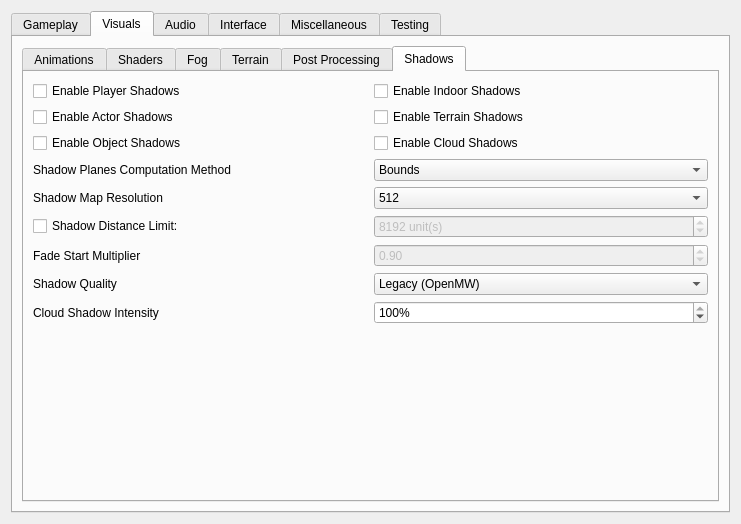
Above: apps/launcher/ui/settingspage.ui from Artificial-Sweetener/OpenMWSE before the change. Below: the same form after it.
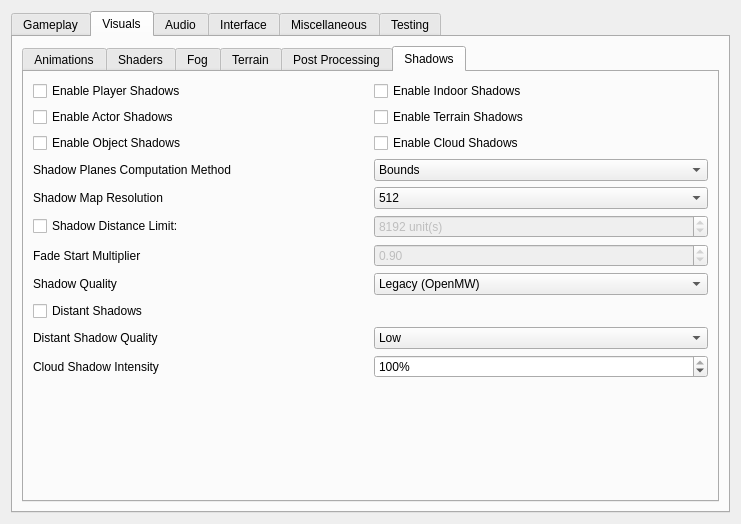
That is the form after the change. The open tabs and pages were chosen to show the change.

Commit message:
feat(rendering): modernize shadows and add distant coverage
Add stable filtered cascades, improved cloud-shadow response, and progressive distant shadow maps. Expose compatible launcher and in-game quality controls, preserve Legacy rendering, and extend diagnostic and automated coverage.

Diff of the .ui file:
```diff
--- a/apps/launcher/ui/settingspage.ui
+++ b/apps/launcher/ui/settingspage.ui
@@ -1015,6 +1015,34 @@
                 </widget>
                </item>
                <item row="10" column="0">
+                <widget class="QCheckBox" name="distantShadowsCheckBox">
+                 <property name="toolTip">
+                  <string>Extend outdoor geometry shadows beyond the detailed range to the visible horizon. Available for filtered OpenMWSE shadow qualities.</string>
+                 </property>
+                 <property name="text">
+                  <string>Distant Shadows</string>
+                 </property>
+                </widget>
+               </item>
+               <item row="11" column="0">
+                <widget class="QLabel" name="distantShadowQualityLabel">
+                 <property name="toolTip">
+                  <string>Controls how quickly distant cascades expand, reduce resolution, and discard insignificant casters.</string>
+                 </property>
+                 <property name="text">
+                  <string>Distant Shadow Quality</string>
+                 </property>
+                </widget>
+               </item>
+               <item row="11" column="1">
+                <widget class="QComboBox" name="distantShadowQualityComboBox">
+                 <item><property name="text"><string>Low</string></property></item>
+                 <item><property name="text"><string>Medium</string></property></item>
+                 <item><property name="text"><string>High</string></property></item>
+                 <item><property name="text"><string>Ultra</string></property></item>
+                </widget>
+               </item>
+               <item row="12" column="0">
                 <widget class="QLabel" name="cloudShadowIntensityLabel">
                  <property name="toolTip">
                   <string>Scales natural cloud-shadow optical depth without changing visible cloud density. Legacy shadow quality preserves OpenMW's original response.</string>
@@ -1024,7 +1052,7 @@
                  </property>
                 </widget>
                </item>
-               <item row="10" column="1">
+               <item row="12" column="1">
                 <widget class="QDoubleSpinBox" name="cloudShadowIntensitySpinBox">
                  <property name="suffix"><string>%</string></property>
                  <property name="decimals"><number>0</number></property>
@@ -1034,7 +1062,7 @@
                  <property name="value"><double>100.000000000000000</double></property>
                 </widget>
                </item>
-               <item row="11" column="1">
+               <item row="13" column="1">
                 <spacer name="verticalSpacer_8">
                  <property name="orientation">
                   <enum>Qt::Vertical</enum>
```
The commit also changes 45 other files.
